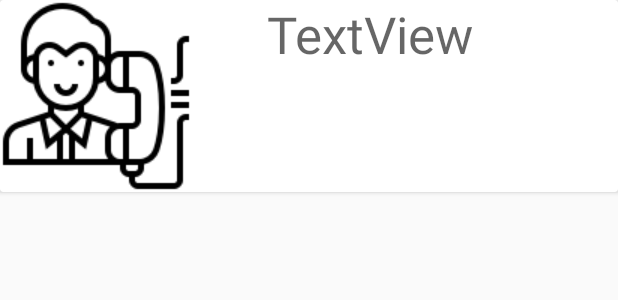
After one commit to mohanmohadikar/Raksha, an Android app: the layout list_item.xml on its own in the app's theme, with its tools: preview values and no code run, on a phone screen of 412 x 824 dp. The commit adds this screen. Shown: the top 300 px of the screen. Run offline under Robolectric (Android 15) with nearby library versions, the phone set to English and light mode, and no system bars.

Commit message:
Adding RecyclerView.

```diff
--- a/app/build.gradle
+++ b/app/build.gradle
@@ -31,4 +31,6 @@ dependencies {
     androidTestImplementation 'com.android.support.test:runner:1.0.2'
     androidTestImplementation 'com.android.support.test.espresso:espresso-core:3.0.2'
     implementation 'com.google.android.gms:play-services-maps:15.0.1'
+    implementation 'com.android.support:cardview-v7:26.1.0'
+    implementation 'com.android.support:recyclerview-v7:26.1.0'
 }
--- /dev/null
+++ b/app/src/main/res/layout/list_item.xml
@@ -0,0 +1,28 @@
+<?xml version="1.0" encoding="utf-8"?>
+<LinearLayout xmlns:android="http://schemas.android.com/apk/res/android"
+              xmlns:app="http://schemas.android.com/apk/res-auto" android:layout_width="match_parent"
+                                             android:layout_height="match_parent">
+
+    <android.support.v7.widget.CardView android:layout_width="match_parent"
+                                        android:padding="10dp"
+                                        android:layout_height="wrap_content">
+        <LinearLayout android:orientation="horizontal"
+                android:layout_width="wrap_content"
+                      android:layout_height="match_parent">
+
+            <ImageView
+                    android:layout_width="0dp"
+                    android:layout_height="wrap_content" app:srcCompat="@drawable/person128" android:id="@+id/personimg"
+                    android:layout_weight="1" android:contentDescription="@string/personimg">
+
+            </ImageView>
+            <TextView
+                    android:text="TextView"
+                    android:layout_marginLeft="50dp"
+                    android:layout_width="0dp"
+                    android:layout_height="wrap_content" android:id="@+id/cardtext" android:layout_weight="1"
+                    android:textAppearance="@style/TextAppearance.AppCompat.Display1"/>
+        </LinearLayout>
+    </android.support.v7.widget.CardView>
+
+</LinearLayout>
--- a/app/src/main/res/values/strings.xml
+++ b/app/src/main/res/values/strings.xml
@@ -12,4 +12,5 @@
     <string name="save">Save</string>
     <string name="scream">Scream</string>
     <string name="contact_list">Contact list</string>
+    <string name="personimg">personimg</string>
 </resources>
```
Also changed, not shown: app/src/main/java/com/example/mohanmohadikar/raksha/ListItem.java (added, +18 -0 lines), app/src/main/java/com/example/mohanmohadikar/raksha/MyAdapter.java (added, +59 -0 lines), app/src/main/res/layout/contact_list.xml (added, +13 -0 lines), app/src/main/res/drawable/person128.png (added), app/src/main/res/drawable/person48.png (added), app/src/main/res/drawable/person512.png (added), app/src/main/res/drawable/person64.png (added).
